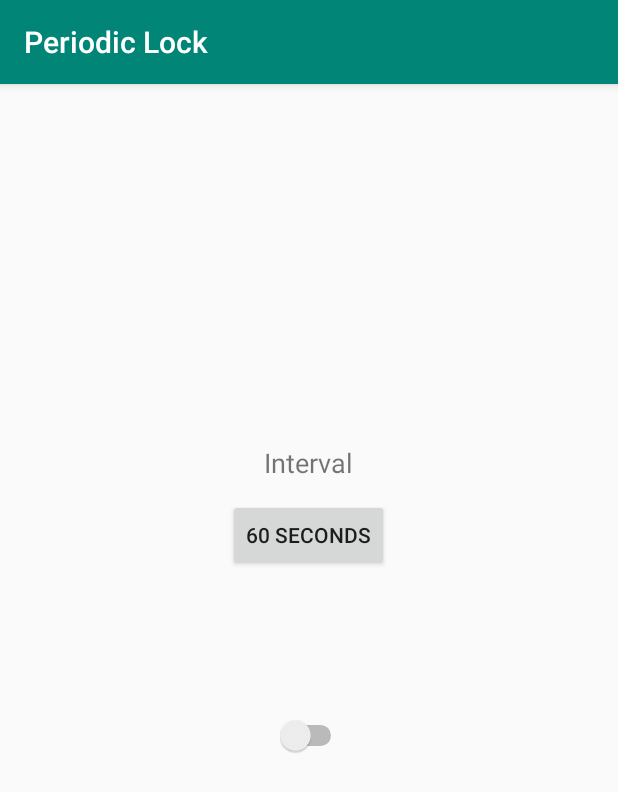
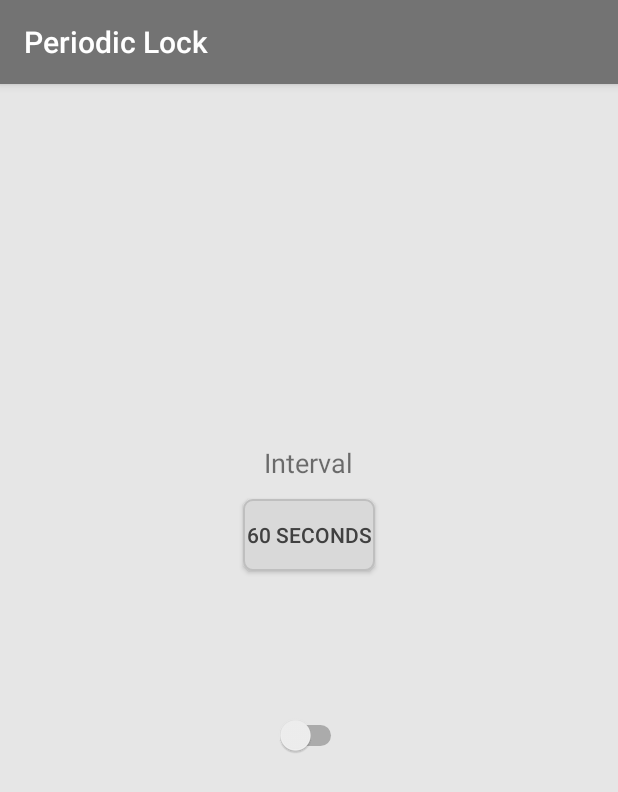
Before and after one commit to danwan754/periodic-lock, an Android app: the screen it shows after launch (MainActivity), on a phone screen of 412 x 824 dp. Shown: the top 792 px of the screen. Run offline under Robolectric (Android 15) with nearby library versions, the light colour scheme and no system bars.

Commit message:
Change color theme of MainActivity

```diff
--- /dev/null
+++ b/app/src/main/res/drawable/button_interval.xml
@@ -0,0 +1,16 @@
+<?xml version="1.0" encoding="utf-8"?>
+<selector xmlns:android="http://schemas.android.com/apk/res/android">
+
+    <item>
+        <shape>
+            <solid
+                android:color="#d9d9d9" />
+            <stroke
+                android:width="1dp"
+                android:color="#bfbfbf" />
+            <corners
+                android:radius="6dp" />
+        </shape>
+    </item>
+
+</selector>
--- a/app/src/main/res/layout/activity_main.xml
+++ b/app/src/main/res/layout/activity_main.xml
@@ -4,6 +4,7 @@
     xmlns:tools="http://schemas.android.com/tools"
     android:layout_width="match_parent"
     android:layout_height="match_parent"
+    android:background="#e6e6e6"
     android:gravity="center"
     android:orientation="vertical"
     tools:context=".MainActivity">
@@ -26,6 +27,8 @@
         android:layout_marginStart="8dp"
         android:layout_marginEnd="8dp"
         android:layout_marginBottom="56dp"
+        android:textColor="#404040"
+        android:background="@drawable/button_interval"
         android:onClick="showIntervalDialog"
         android:text="1 minute" />
 
--- a/app/src/main/res/values/colors.xml
+++ b/app/src/main/res/values/colors.xml
@@ -1,6 +1,6 @@
 <?xml version="1.0" encoding="utf-8"?>
 <resources>
-    <color name="colorPrimary">#008577</color>
-    <color name="colorPrimaryDark">#00574B</color>
-    <color name="colorAccent">#D81B60</color>
+    <color name="colorPrimary">#737373</color>
+    <color name="colorPrimaryDark">#4d4d4d</color>
+    <color name="colorAccent">#cccccc</color>
 </resources>
```
